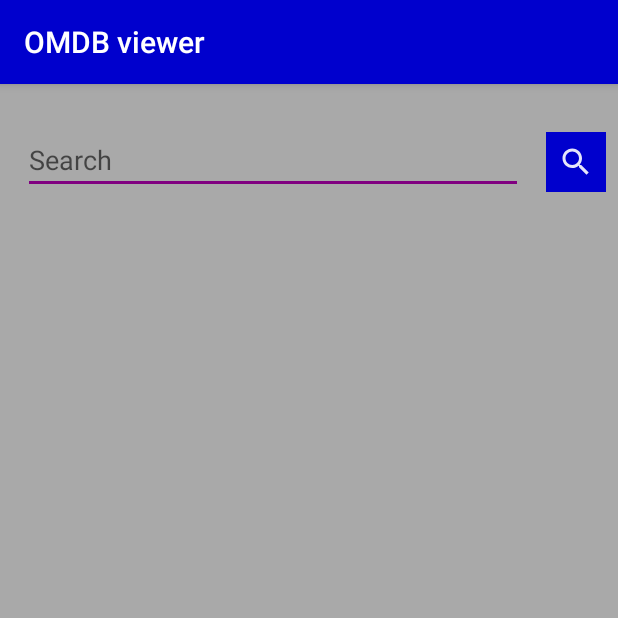
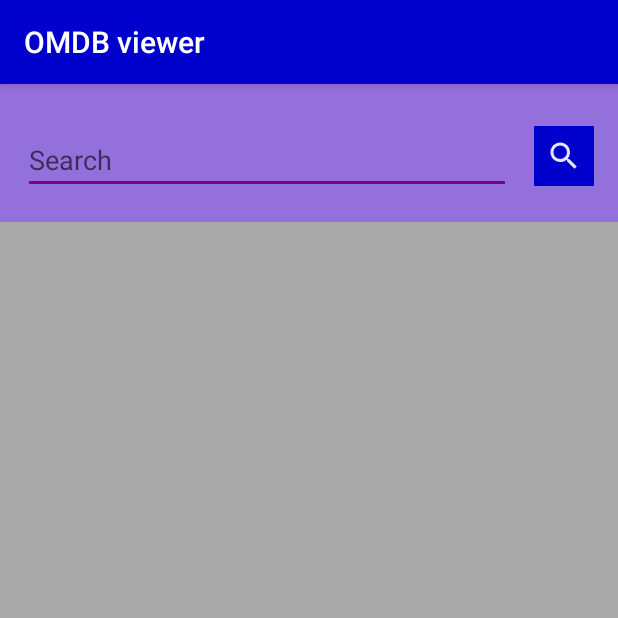
Before and after one commit to karadimou-mar/search_movie_app, an Android app: the screen it shows after launch (MainActivity), after a tap on an icon or button, on a phone screen of 412 x 824 dp, the top half of it. Run offline under Robolectric (Android 15) with nearby library versions, the phone set to English and light mode, and no system bars; pictures from the network do not load.

Commit message:
Change main layout

```diff
--- a/app/build.gradle
+++ b/app/build.gradle
@@ -28,6 +28,7 @@ ext.recycler_view_version = "28.0.0"
 ext.retrofit_version = "2.3.0"
 ext.okhttp_version = "3.8.0"
 ext.rxjava_version = "2.1.0"
+ext.glide_version = "4.10.0"
 
 
 dependencies {
@@ -52,4 +53,6 @@ dependencies {
     //RxJava
     implementation "io.reactivex.rxjava2:rxjava:$rxjava_version"
     implementation "io.reactivex.rxjava2:rxandroid:$rxjava_version"
+    //Glide
+    implementation "com.github.bumptech.glide:glide:$glide_version"
 }
--- a/app/src/main/AndroidManifest.xml
+++ b/app/src/main/AndroidManifest.xml
@@ -13,6 +13,7 @@
         android:usesCleartextTraffic="true"
         android:theme="@style/AppTheme">
         <activity android:name=".view.MainActivity">
+
             <intent-filter>
                 <action android:name="android.intent.action.MAIN" />
 
--- a/app/src/main/java/com/example/moviessearchengine/MovieAdapter.kt
+++ b/app/src/main/java/com/example/moviessearchengine/MovieAdapter.kt
@@ -4,9 +4,11 @@ import android.graphics.Color
 import android.view.LayoutInflater
 import android.view.View
 import android.view.ViewGroup
+import android.widget.ImageView
 import android.widget.TextView
 import androidx.recyclerview.widget.RecyclerView
 import com.example.moviessearchengine.model.Movie
+import com.example.moviessearchengine.utils.loadImage
 import kotlinx.android.synthetic.main.item_movie.view.*
 
 class MovieAdapter (private val movie: ArrayList<Movie>): RecyclerView.Adapter<MovieAdapter.ViewHolder>(){
@@ -14,6 +16,7 @@ class MovieAdapter (private val movie: ArrayList<Movie>): RecyclerView.Adapter<M
     override fun onBindViewHolder(holder: ViewHolder, position: Int) {
         holder.tvTitle.text = movie[position].title
         holder.tvYear.text = movie[position].year
+        holder.ivPoster.loadImage(movie[position].poster)
         holder.itemView.setBackgroundColor(Color.WHITE)
     }
 
@@ -28,5 +31,6 @@ class MovieAdapter (private val movie: ArrayList<Movie>): RecyclerView.Adapter<M
     inner class ViewHolder(view: View): RecyclerView.ViewHolder(view){
         val tvTitle: TextView = view.textView_title
         val tvYear:TextView = view.textView_year
+        val ivPoster: ImageView = view.imageView_thumbnail
     }
 }
--- a/app/src/main/java/com/example/moviessearchengine/network/MovieAPI.kt
+++ b/app/src/main/java/com/example/moviessearchengine/network/MovieAPI.kt
@@ -1,6 +1,7 @@
 package com.example.moviessearchengine.network
 
 import com.example.moviessearchengine.model.Movie
+import com.example.moviessearchengine.model.SearchResponse
 import retrofit2.Call
 import retrofit2.http.GET
 import retrofit2.http.Query
@@ -10,6 +11,6 @@ interface MovieAPI {
     @GET("/?type=movie")
     fun getMovies(
         @Query("s") title: String,
-        @Query("apikey") apikey: String): Call<Movie>
+        @Query("apikey") apikey: String): Call<SearchResponse>
 
 }
--- a/app/src/main/java/com/example/moviessearchengine/network/MovieAPIClient.kt
+++ b/app/src/main/java/com/example/moviessearchengine/network/MovieAPIClient.kt
@@ -2,6 +2,7 @@ package com.example.moviessearchengine.network
 
 import com.example.moviessearchengine.BuildConfig
 import com.example.moviessearchengine.model.Movie
+import com.example.moviessearchengine.model.SearchResponse
 import retrofit2.Call
 import retrofit2.Retrofit
 import retrofit2.adapter.rxjava2.RxJava2CallAdapterFactory
@@ -18,7 +19,7 @@ object MovieAPIClient {
         .build()
         .create(MovieAPI::class.java)
 
-    fun getMovies(title: String): Call<Movie>{
+    fun getMovies(title: String): Call<SearchResponse>{
         return api.getMovies(title, BuildConfig.API_KEY)
     }
 }
--- /dev/null
+++ b/app/src/main/java/com/example/moviessearchengine/utils/Utils.kt
@@ -0,0 +1,28 @@
+package com.example.moviessearchengine.utils
+
+import android.content.Context
+import android.view.WindowManager
+import android.view.inputmethod.InputMethodManager
+import android.widget.ImageView
+import androidx.appcompat.app.AppCompatActivity
+import com.bumptech.glide.Glide
+import com.bumptech.glide.request.RequestOptions
+
+fun AppCompatActivity.hideKeyboard() {
+    val view = this.currentFocus
+    if (view != null) {
+        val imm = getSystemService(Context.INPUT_METHOD_SERVICE) as InputMethodManager
+        imm.hideSoftInputFromWindow(view.windowToken, 0)
+    }
+    // else {
+    window.setSoftInputMode(WindowManager.LayoutParams.SOFT_INPUT_STATE_ALWAYS_HIDDEN)
+    // }
+}
+
+fun ImageView.loadImage(url: String?){
+    Glide.with(context)
+        .load(url)
+        .apply(RequestOptions().override(60,60))
+        .into(this)
+
+}
--- a/app/src/main/java/com/example/moviessearchengine/view/MainActivity.kt
+++ b/app/src/main/java/com/example/moviessearchengine/view/MainActivity.kt
@@ -8,37 +8,32 @@ import androidx.recyclerview.widget.RecyclerView
 import com.example.moviessearchengine.MovieAdapter
 import com.example.moviessearchengine.R
 import com.example.moviessearchengine.model.Movie
+import com.example.moviessearchengine.model.SearchResponse
 import com.example.moviessearchengine.network.MovieAPIClient
 import com.example.moviessearchengine.utils.ListDecorationPadding
+import com.example.moviessearchengine.utils.hideKeyboard
 import kotlinx.android.synthetic.main.activity_main.*
+import kotlinx.android.synthetic.main.item_movie.*
 import retrofit2.Call
 import retrofit2.Callback
 import retrofit2.Response
 
 class MainActivity : AppCompatActivity() {
 
-    val heroes = ArrayList<Movie>()
+    val movies = ArrayList<Movie>()
 
     override fun onCreate(savedInstanceState: Bundle?) {
         super.onCreate(savedInstanceState)
         setContentView(R.layout.activity_main)
+
+        hideKeyboard()
 
         val recyclerView = findViewById<RecyclerView>(R.id.recyclerView_movies)
 
         recyclerView.layoutManager = LinearLayoutManager(this)
 
 
-
-//        heroes.add(Movie("Spiderman", "https://cdn3.whatculture.com/images/2019/07/c425c3a37288d808-600x338.jpg"))
-//        heroes.add(Movie("Spiderman", "https://cdn3.whatculture.com/images/2019/07/c425c3a37288d808-600x338.jpg"))
-//        heroes.add(Movie("Wolverine", "https://cdn3.whatculture.com/images/2019/07/c425c3a37288d808-600x338.jpg"))
-//        heroes.add(Movie("Spiderman", "https://cdn3.whatculture.com/images/2019/07/c425c3a37288d808-600x338.jpg"))
-//        heroes.add(Movie("PPPPPPPPP", "https://cdn3.whatculture.com/images/2019/07/c425c3a37288d808-600x338.jpg"))
-//        heroes.add(Movie("Spiderman", "https://cdn3.whatculture.com/images/2019/07/c425c3a37288d808-600x338.jpg"))
-//        heroes.add(Movie("Spiderman", "https://cdn3.whatculture.com/images/2019/07/c425c3a37288d808-600x338.jpg"))
-//        heroes.add(Movie("Spiderman", "https://cdn3.whatculture.com/images/2019/07/c425c3a37288d808-600x338.jpg"))
-
-        val adapter = MovieAdapter(heroes)
+        val adapter = MovieAdapter(movies)
 
         recyclerView_movies.adapter = adapter
 
@@ -48,24 +43,28 @@ class MainActivity : AppCompatActivity() {
         )
 
         button_search.setOnClickListener {
+            movies.clear()
+            hideKeyboard()
             getMovies(editText_search.text.toString())
         }
 
     }
 
     private fun getMovies(title: String) {
-        val call: Call<Movie> = MovieAPIClient.getMovies(title)
-        call.enqueue(object: Callback<Movie>{
-            override fun onFailure(call: Call<Movie>, t: Throwable) {
+        val call: Call<SearchResponse> = MovieAPIClient.getMovies(title)
+        call.enqueue(object: Callback<SearchResponse>{
+            override fun onFailure(call: Call<SearchResponse>, t: Throwable) {
                 t.printStackTrace()
                 Log.e("FAILED MOVIE API CONN", t.message)
             }
 
-            override fun onResponse(call: Call<Movie>, response: Response<Movie>) {
-                val resp: Movie? = response.body()
-                Log.d("response", "" + response)
-                Log.d("fuckoff", "" + response.body())
-                //heroes.add(1,resp!!)
+            override fun onResponse(call: Call<SearchResponse>, response: Response<SearchResponse>) {
+                val resp: SearchResponse? = response.body()
+                Log.d("psofos", "" + response.message())
+                Log.d("fuckoff", "" + resp)
+                val search: List<Movie>? = resp?.search
+                Log.d("maou", ""+search)
+                resp?.search?.let { movies.addAll(it) }
 
                 recyclerView_movies.adapter?.notifyDataSetChanged()
 
@@ -73,4 +72,5 @@ class MainActivity : AppCompatActivity() {
 
         })
     }
+
 }
--- a/app/src/main/res/layout/activity_main.xml
+++ b/app/src/main/res/layout/activity_main.xml
@@ -4,7 +4,7 @@
     xmlns:tools="http://schemas.android.com/tools"
     android:layout_width="match_parent"
     android:layout_height="match_parent"
-    android:background="@color/dark_gray"
+    android:background="@color/mediumPurple"
     tools:context=".view.MainActivity">
 
 
@@ -26,8 +26,7 @@
         android:id="@+id/button_search"
         android:layout_width="@dimen/square_size"
         android:layout_height="@dimen/square_size"
-        android:layout_marginTop="4dp"
-        android:layout_marginEnd="8dp"
+        android:layout_marginEnd="16dp"
         android:background="@color/colorPrimary"
         android:src="@drawable/ic_search"
         app:layout_constraintEnd_toEndOf="parent"
@@ -40,6 +39,7 @@
         android:layout_alignParentBottom="true"
         android:layout_marginTop="92dp"
         android:scrollbars="vertical"
+        android:background="@color/dark_gray"
         app:layout_constraintStart_toStartOf="parent"
         app:layout_constraintTop_toBottomOf="@+id/editText_search" />
 </androidx.constraintlayout.widget.ConstraintLayout>
```
Also changed, not shown: app/src/main/java/com/example/moviessearchengine/model/Movie.kt (+4 -4 lines), app/src/main/java/com/example/moviessearchengine/model/SearchResponse.kt (added, +12 -0 lines).
